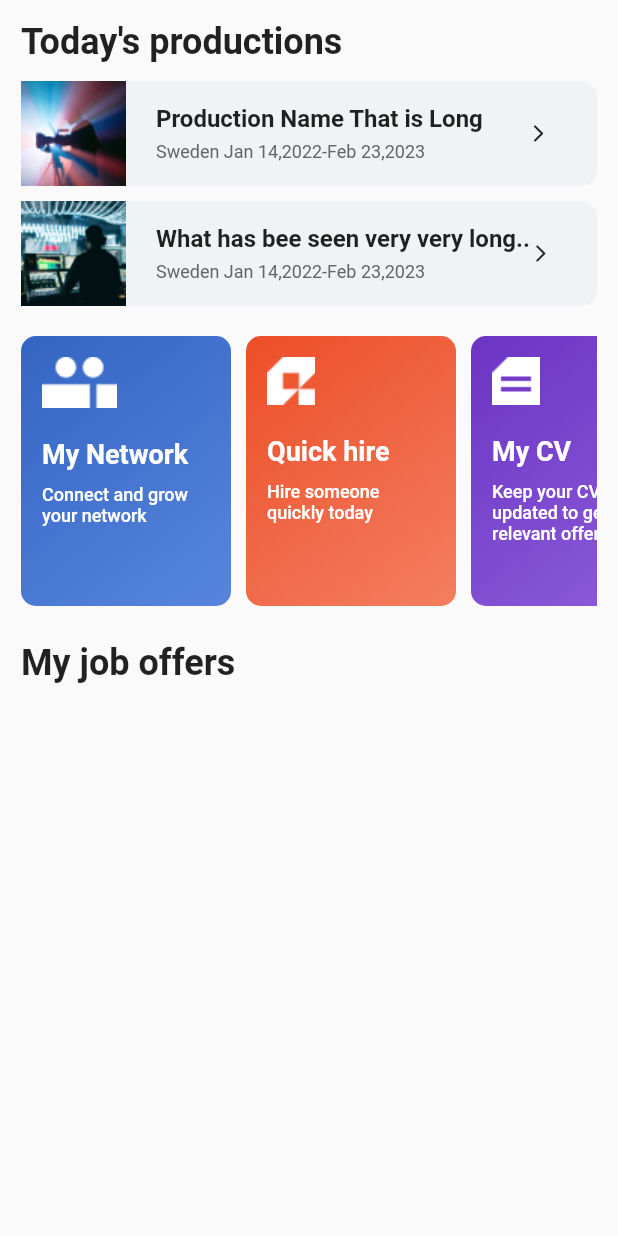
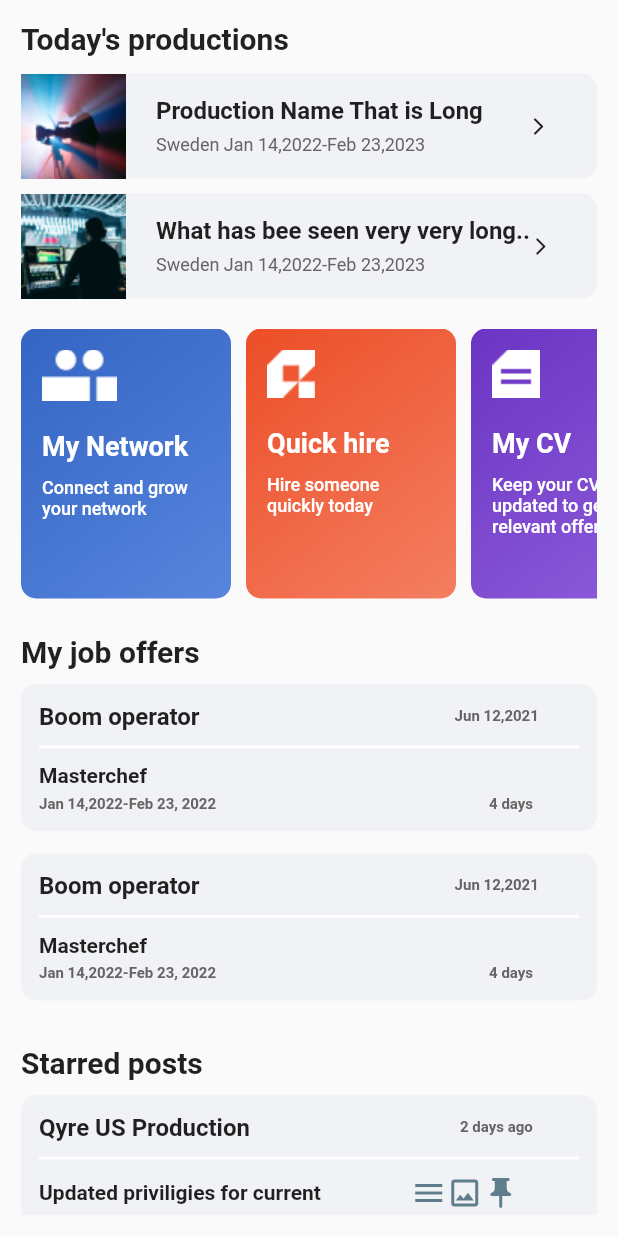
Before and after one commit to OMunavvarov/task, a Flutter app: the screen it shows after launch, on a phone screen of 412 x 824 dp. Run offline on Flutter 3.47's test engine with Material 2 defaults, Android fonts, the phone set to English and light mode, and no system bars.

Commit message:
my job offers and posts are added

```diff
--- a/lib/home_page.dart
+++ b/lib/home_page.dart
@@ -19,7 +19,7 @@ class _HomePageState extends State<HomePage> {
               crossAxisAlignment: CrossAxisAlignment.start,
               children: [
                 const Text("Today's productions",
-                  style: TextStyle(fontSize: 24,fontWeight: FontWeight.w600),),
+                  style: TextStyle(fontSize: 20,fontWeight: FontWeight.w600),),
                const SizedBox(height: 12,),
                production1(),
                const SizedBox(height: 10,),
@@ -28,13 +28,14 @@ class _HomePageState extends State<HomePage> {
                threeCard(),
                 const SizedBox(height: 24,),
                 const Text("My job offers",
-                  style: TextStyle(fontSize: 24,fontWeight: FontWeight.w600),),
+                  style: TextStyle(fontSize: 20,fontWeight: FontWeight.w600),),
                 const SizedBox(height: 10,),
-                Container(
-                  child: Column(
-
-                  ),
-                )
+                offers(),
+                const SizedBox(height: 30,),
+                const Text("Starred posts",
+                  style: TextStyle(fontSize: 20,fontWeight: FontWeight.w600),),
+                const SizedBox(height: 10,),
+                posts()
               ],
             )
           ],
@@ -196,4 +197,139 @@ class _HomePageState extends State<HomePage> {
       ),
     );
   }
+  Widget offers(){
+    return Column(
+      children: [
+        Container(
+          decoration: BoxDecoration(
+            borderRadius: BorderRadius.circular(10),
+            color: const Color(0xffF0F2F5),
+
+          ),
+          child: Padding(
+            padding: const EdgeInsets.all(12.0),
+            child: Column(
+              crossAxisAlignment: CrossAxisAlignment.start,
+              children: [
+                Row(
+                  children: [
+                    Text("Boom operator",style: TextStyle(fontSize: 16,fontWeight: FontWeight.w700),),
+                    SizedBox(width:170 ,),
+                    Text("Jun 12,2021",style: TextStyle(fontSize: 10,color: Color(0xff656565),fontWeight: FontWeight.bold),),
+                  ],
+                ),
+                const SizedBox(height: 5,),
+                const Divider(
+                  height: 12,
+                  thickness: 2,
+                  color: Colors.white,
+                ),
+                const SizedBox(height: 5,),
+                const Text('Masterchef',style: TextStyle(fontSize: 14,fontWeight: FontWeight.w600),),
+                const SizedBox(height: 5,),
+                Row(
+                  children: [
+                    const Text('Jan 14,2022-Feb 23, 2022',style: TextStyle(fontSize: 10,color: Color(0xff656565),fontWeight: FontWeight.bold),),
+                    SizedBox(width: 182,),
+                    const Text('4 days',style: TextStyle(fontSize: 10,color: Color(0xff656565),fontWeight: FontWeight.bold),),
+                  ],
+                )
+
+
+              ],
+
+            ),
+          ),
+        ),
+        const SizedBox(height: 15,),
+        Container(
+          decoration: BoxDecoration(
+            borderRadius: BorderRadius.circular(10),
+            color: const Color(0xffF0F2F5),
+
+          ),
+          child: Padding(
+            padding: const EdgeInsets.all(12.0),
+            child: Column(
+              crossAxisAlignment: CrossAxisAlignment.start,
+              children: [
+                Row(
+                  children: [
+                    Text("Boom operator",style: TextStyle(fontSize: 16,fontWeight: FontWeight.w700),),
+                    SizedBox(width:170 ,),
+                    Text("Jun 12,2021",style: TextStyle(fontSize: 10,color: Color(0xff656565),fontWeight: FontWeight.bold),),
+                  ],
+                ),
+                const SizedBox(height: 5,),
+                const Divider(
+                  height: 12,
+                  thickness: 2,
+                  color: Colors.white,
+                ),
+                const SizedBox(height: 5,),
+                const Text('Masterchef',style: TextStyle(fontSize: 14,fontWeight: FontWeight.w600),),
+                const SizedBox(height: 5,),
+                Row(
+                  children: [
+                    const Text('Jan 14,2022-Feb 23, 2022',style: TextStyle(fontSize: 10,color: Color(0xff656565),fontWeight: FontWeight.bold),),
+                    SizedBox(width: 182,),
+                    const Text('4 days',style: TextStyle(fontSize: 10,color: Color(0xff656565),fontWeight: FontWeight.bold),),
+                  ],
+                )
+
+
+              ],
+
+            ),
+          ),
+        ),
+      ],
+    );
+  }
+  Widget posts(){
+    return Container(
+      decoration: BoxDecoration(
+        borderRadius: BorderRadius.circular(10),
+        color: const Color(0xffF0F2F5),
+
+      ),
+      child: Padding(
+        padding: const EdgeInsets.all(12.0),
+        child: Column(
+          crossAxisAlignment: CrossAxisAlignment.start,
+          children: [
+            Row(
+              children: [
+                Text("Qyre US Production",style: TextStyle(fontSize: 16,fontWeight: FontWeight.w700),),
+                const  SizedBox(width:140 ,),
+                Text("2 days ago",style: TextStyle(fontSize: 10,color: Color(0xff656565),fontWeight: FontWeight.bold),),
+              ],
+            ),
+            const SizedBox(height: 5,),
+            const Divider(
+              height: 12,
+              thickness: 2,
+              color: Colors.white,
+            ),
+            const SizedBox(height: 5,),
+            Row(
+              children: [
+                const Text('Updated priviligies for current',style: TextStyle(fontSize: 14,fontWeight: FontWeight.w600),),
+                const SizedBox(width: 60,),
+                Icon(Icons.menu_outlined,color: Colors.blueGrey,),
+                Icon(Icons.image_outlined,color: Colors.blueGrey),
+                Icon(Icons.push_pin_rounded,color: Colors.blueGrey),
+              ],
+            ),
+            const SizedBox(height:10 ,),
+            const Text('I changed your admin roles to posters.'
+                'With that you cant send out offers.'
+                'Just use the communication tool to get all the features!',
+              style: TextStyle(height:1.5,fontSize: 12,color: Color(0xff656565),fontWeight: FontWeight.bold),),
+          ],
+
+        ),
+      ),
+    );
+  }
 }
```
